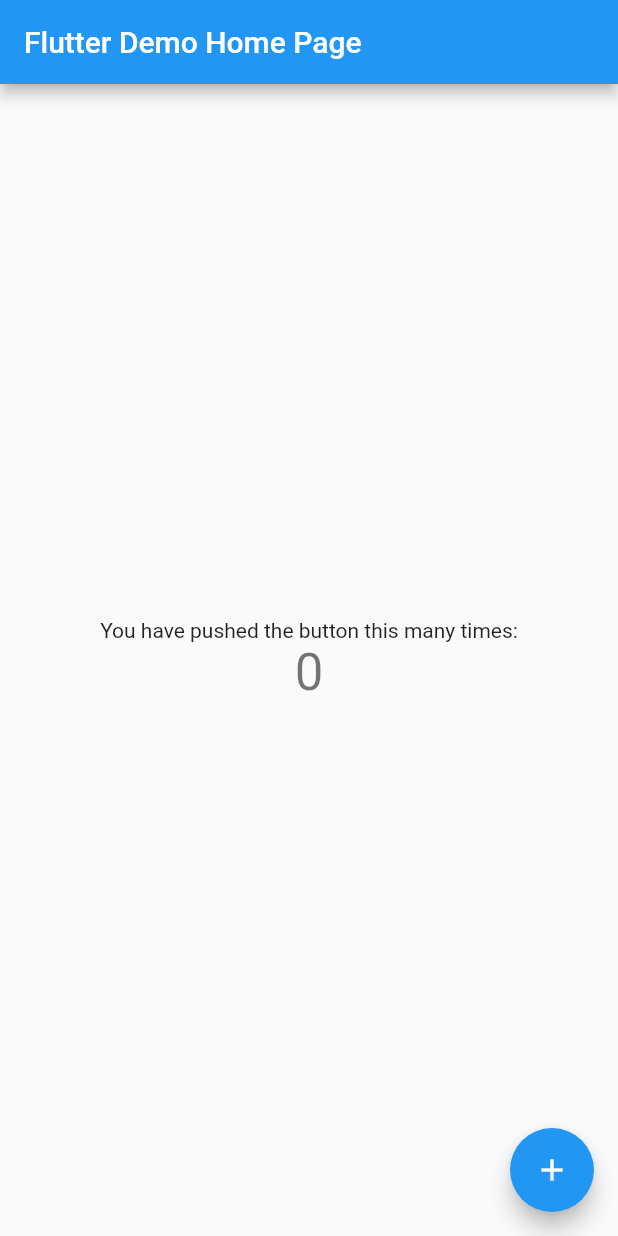
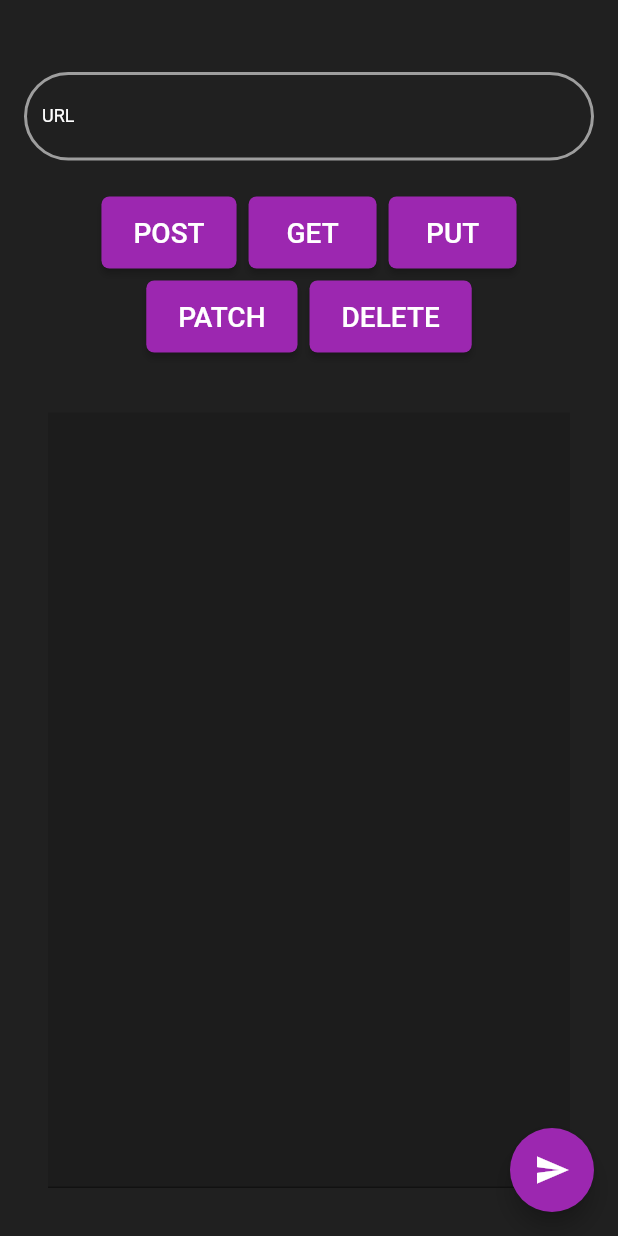
Before and after one commit to RobiFox/chill, a Flutter app: the screen it shows after launch, on a phone screen of 412 x 824 dp. Run offline on Flutter 3.47's test engine with Material 2 defaults, Android fonts, the phone set to English and light mode, and no system bars.

Commit message:
design finished

```diff
--- a/lib/main.dart
+++ b/lib/main.dart
@@ -7,15 +7,18 @@
 class MyApp extends StatelessWidget {
   const MyApp({super.key});
 
-  // This widget is the root of your application.
   @override
   Widget build(BuildContext context) {
     return MaterialApp(
-      title: 'Flutter Demo',
+      title: 'Chill',
       theme: ThemeData(
-        primarySwatch: Colors.blue,
+        primarySwatch: Colors.purple,
+        scaffoldBackgroundColor: const Color(0xFF202020),
+        textTheme: Theme.of(context)
+            .textTheme
+            .apply(bodyColor: Colors.white, displayColor: Colors.white),
       ),
-      home: const MyHomePage(title: 'Flutter Demo Home Page'),
+      home: const MyHomePage(title: 'Chill'),
     );
   }
 }
@@ -30,39 +33,84 @@
 }
 
 class _MyHomePageState extends State<MyHomePage> {
-  int _counter = 0;
-
-  void _incrementCounter() {
-    setState(() {
-      _counter++;
-    });
+  bool isPhone() {
+    return Theme.of(context).platform == TargetPlatform.android || Theme.of(context).platform == TargetPlatform.iOS;
   }
 
   @override
   Widget build(BuildContext context) {
+    double buttonSize = isPhone() ? 64 : 48;
+
     return Scaffold(
-      appBar: AppBar(
+      /*appBar: AppBar(
         title: Text(widget.title),
-      ),
+      ),*/
       body: Center(
         child: Column(
-          mainAxisAlignment: MainAxisAlignment.center,
           children: [
-            const Text(
-              'You have pushed the button this many times:',
+            if(isPhone()) SizedBox(height: 32,),
+            Padding(
+              padding: const EdgeInsets.all(16.0),
+              child: TextField(
+                keyboardType: TextInputType.url,
+                autocorrect: false,
+                decoration: InputDecoration(
+                    label: const Text("URL"),
+                    labelStyle: Theme.of(context).textTheme.labelMedium,
+                    border: OutlineInputBorder(
+                      borderRadius: BorderRadius.circular(128),
+                    ),
+                    enabledBorder: OutlineInputBorder(
+                        borderRadius: BorderRadius.circular(128),
+                        borderSide: const BorderSide(color: Colors.grey, width: 2))),
+              ),
             ),
-            Text(
-              '$_counter',
-              style: Theme.of(context).textTheme.headlineMedium,
+            Padding(
+              padding: const EdgeInsets.only(left: 16.0, right: 16.0),
+              child: Wrap(
+                alignment: WrapAlignment.center,
+                spacing: 8,
+                runSpacing: isPhone() ? -8 : 8,
+                children: [
+                  SizedBox(height: buttonSize, child: FittedBox(child: ElevatedButton(onPressed: () {}, child: const Text("POST"), ))),
+                  SizedBox(height: buttonSize, child: FittedBox(child: ElevatedButton(onPressed: () {}, child: const Text("GET"), ))),
+                  SizedBox(height: buttonSize, child: FittedBox(child: ElevatedButton(onPressed: () {}, child: const Text("PUT"), ))),
+                  SizedBox(height: buttonSize, child: FittedBox(child: ElevatedButton(onPressed: () {}, child: const Text("PATCH"), ))),
+                  SizedBox(height: buttonSize, child: FittedBox(child: ElevatedButton(onPressed: () {}, child: const Text("DELETE"), ))),
+                ],
+              ),
             ),
+            Expanded(child: Padding(
+              padding: const EdgeInsets.all(32.0),
+              child: Container(color: Colors.black12, child: TextField(readOnly: true, keyboardType: TextInputType.multiline, maxLines: 1000)),
+            ))
+            //Expanded(child: Placeholder())
           ],
         ),
       ),
       floatingActionButton: FloatingActionButton(
-        onPressed: _incrementCounter,
-        tooltip: 'Increment',
-        child: const Icon(Icons.add),
+        onPressed: () {},
+        tooltip: 'Send Request',
+        child: const Icon(Icons.send),
       ),
     );
   }
 }
+/*
+class RadioElevatedButtonRow extends StatefulWidget {
+  final List<String> options;
+  final int selected;
+  final Function(int) onSelectionChange;
+
+  const RadioElevatedButtonRow({Key? key, required this.options, required this.selected, required this.onSelectionChange}) : super(key: key);
+
+  @override
+  State<RadioElevatedButtonRow> createState() => _RadioElevatedButtonRowState();
+}
+
+class _RadioElevatedButtonRowState extends State<RadioElevatedButtonRow> {
+  @override
+  Widget build(BuildContext context) {
+    return
+  }
+}*/
```
